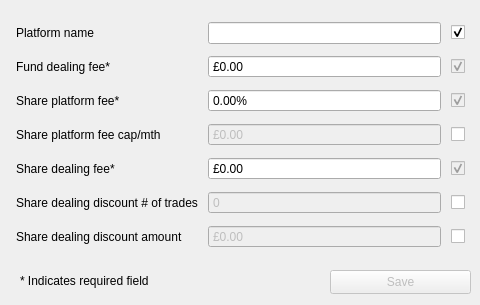
Old version of the form gui/platform_edit.ui in the repository RolandWH/SIPPCompare.
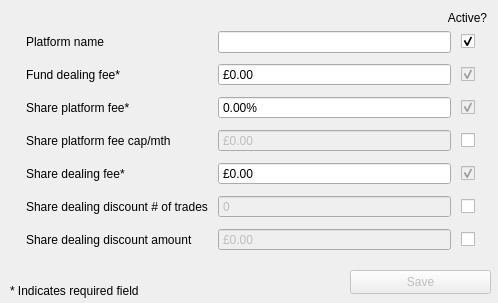
New version of the form.

Commit message: add label hint for checkboxes, fix tab order

```diff
--- a/gui/platform_edit.ui
+++ b/gui/platform_edit.ui
@@ -6,20 +6,20 @@
    <rect>
     <x>0</x>
     <y>0</y>
-    <width>480</width>
-    <height>305</height>
+    <width>498</width>
+    <height>303</height>
    </rect>
   </property>
   <property name="minimumSize">
    <size>
-    <width>480</width>
-    <height>305</height>
+    <width>498</width>
+    <height>303</height>
    </size>
   </property>
   <property name="maximumSize">
    <size>
-    <width>480</width>
-    <height>305</height>
+    <width>498</width>
+    <height>303</height>
    </size>
   </property>
   <property name="windowTitle">
@@ -28,10 +28,10 @@
   <widget class="QWidget" name="gridLayoutWidget">
    <property name="geometry">
     <rect>
-     <x>10</x>
-     <y>10</y>
+     <x>20</x>
+     <y>20</y>
      <width>461</width>
-     <height>251</height>
+     <height>243</height>
     </rect>
    </property>
    <layout class="QGridLayout" name="gridLayout">
@@ -53,79 +53,50 @@
     <property name="verticalSpacing">
      <number>5</number>
     </property>
-    <item row="8" column="0" colspan="2">
-     <widget class="QLabel" name="share_deal_reduce_amount_lab">
-      <property name="text">
-       <string>Share dealing discount amount</string>
-      </property>
-     </widget>
-    </item>
-    <item row="8" column="2">
-     <widget class="QDoubleSpinBox" name="share_deal_reduce_amount_box">
-      <property name="enabled">
-       <bool>false</bool>
-      </property>
-      <property name="buttonSymbols">
-       <enum>QAbstractSpinBox::ButtonSymbols::NoButtons</enum>
-      </property>
-      <property name="correctionMode">
-       <enum>QAbstractSpinBox::CorrectionMode::CorrectToNearestValue</enum>
-      </property>
-      <property name="prefix">
-       <string>£</string>
-      </property>
-     </widget>
-    </item>
-    <item row="4" column="2">
-     <widget class="QDoubleSpinBox" name="share_plat_max_fee_box">
-      <property name="enabled">
-       <bool>false</bool>
-      </property>
-      <property name="buttonSymbols">
-       <enum>QAbstractSpinBox::ButtonSymbols::NoButtons</enum>
-      </property>
-      <property name="correctionMode">
-       <enum>QAbstractSpinBox::CorrectionMode::CorrectToNearestValue</enum>
-      </property>
-      <property name="prefix">
-       <string>£</string>
-      </property>
-     </widget>
-    </item>
     <item row="0" column="3">
      <widget class="QCheckBox" name="plat_name_check">
-      <property name="text">
-       <string/>
-      </property>
       <property name="checked">
        <bool>true</bool>
       </property>
      </widget>
     </item>
-    <item row="0" column="0" colspan="2">
-     <widget class="QLabel" name="plat_name_lab">
-      <property name="text">
-       <string>Platform name</string>
-      </property>
-     </widget>
-    </item>
-    <item row="0" column="2">
-     <widget class="QLineEdit" name="plat_name_box"/>
-    </item>
-    <item row="3" column="3">
-     <widget class="QCheckBox" name="share_plat_fee_check">
+    <item row="6" column="3">
+     <widget class="QCheckBox" name="share_deal_fee_check">
       <property name="enabled">
        <bool>false</bool>
       </property>
-      <property name="text">
-       <string/>
-      </property>
       <property name="checked">
        <bool>true</bool>
       </property>
      </widget>
     </item>
     <item row="5" column="2">
+     <widget class="QDoubleSpinBox" name="share_plat_max_fee_box">
+      <property name="enabled">
+       <bool>false</bool>
+      </property>
+      <property name="buttonSymbols">
+       <enum>QAbstractSpinBox::ButtonSymbols::NoButtons</enum>
+      </property>
+      <property name="correctionMode">
+       <enum>QAbstractSpinBox::CorrectionMode::CorrectToNearestValue</enum>
+      </property>
+      <property name="prefix">
+       <string>£</string>
+      </property>
+     </widget>
+    </item>
+    <item row="2" column="3">
+     <widget class="QCheckBox" name="fund_deal_fee_check">
+      <property name="enabled">
+       <bool>false</bool>
+      </property>
+      <property name="checked">
+       <bool>true</bool>
+      </property>
+     </widget>
+    </item>
+    <item row="6" column="2">
      <widget class="QDoubleSpinBox" name="share_deal_fee_box">
       <property name="buttonSymbols">
        <enum>QAbstractSpinBox::ButtonSymbols::NoButtons</enum>
@@ -138,61 +109,44 @@
       </property>
      </widget>
     </item>
-    <item row="1" column="2">
-     <widget class="QDoubleSpinBox" name="fund_deal_fee_box">
-      <property name="buttonSymbols">
-       <enum>QAbstractSpinBox::ButtonSymbols::NoButtons</enum>
-      </property>
-      <property name="correctionMode">
-       <enum>QAbstractSpinBox::CorrectionMode::CorrectToNearestValue</enum>
-      </property>
-      <property name="prefix">
-       <string>£</string>
-      </property>
-     </widget>
-    </item>
-    <item row="1" column="0" colspan="2">
-     <widget class="QLabel" name="fund_deal_fee_lab">
+    <item row="8" column="0" colspan="2">
+     <widget class="QLabel" name="share_deal_reduce_trades_lab">
       <property name="text">
-       <string>Fund dealing fee*</string>
+       <string>Share dealing discount # of trades</string>
       </property>
      </widget>
     </item>
-    <item row="4" column="0" colspan="2">
+    <item row="9" column="3">
+     <widget class="QCheckBox" name="share_deal_reduce_amount_check"/>
+    </item>
+    <item row="5" column="0" colspan="2">
      <widget class="QLabel" name="share_plat_max_fee_lab">
       <property name="text">
        <string>Share platform fee cap/mth</string>
       </property>
      </widget>
     </item>
-    <item row="3" column="2">
-     <widget class="QDoubleSpinBox" name="share_plat_fee_box">
+    <item row="2" column="2">
+     <widget class="QDoubleSpinBox" name="fund_deal_fee_box">
       <property name="buttonSymbols">
        <enum>QAbstractSpinBox::ButtonSymbols::NoButtons</enum>
       </property>
       <property name="correctionMode">
        <enum>QAbstractSpinBox::CorrectionMode::CorrectToNearestValue</enum>
       </property>
-      <property name="suffix">
-       <string>%</string>
+      <property name="prefix">
+       <string>£</string>
       </property>
      </widget>
     </item>
-    <item row="7" column="3">
-     <widget class="QCheckBox" name="share_deal_reduce_trades_check">
-      <property name="text">
-       <string/>
-      </property>
-     </widget>
-    </item>
-    <item row="5" column="0" colspan="2">
+    <item row="6" column="0" colspan="2">
      <widget class="QLabel" name="share_deal_fee_lab">
       <property name="text">
        <string>Share dealing fee*</string>
       </property>
      </widget>
     </item>
-    <item row="7" column="2">
+    <item row="8" column="2">
      <widget class="QSpinBox" name="share_deal_reduce_trades_box">
       <property name="enabled">
        <bool>false</bool>
@@ -205,57 +159,79 @@
       </property>
      </widget>
     </item>
-    <item row="7" column="0" colspan="2">
-     <widget class="QLabel" name="share_deal_reduce_trades_lab">
-      <property name="text">
-       <string>Share dealing discount # of trades</string>
-      </property>
-     </widget>
-    </item>
     <item row="8" column="3">
-     <widget class="QCheckBox" name="share_deal_reduce_amount_check">
+     <widget class="QCheckBox" name="share_deal_reduce_trades_check"/>
+    </item>
+    <item row="4" column="3">
+     <widget class="QCheckBox" name="share_plat_fee_check">
+      <property name="enabled">
+       <bool>false</bool>
+      </property>
+      <property name="checked">
+       <bool>true</bool>
+      </property>
+     </widget>
+    </item>
+    <item row="2" column="0" colspan="2">
+     <widget class="QLabel" name="fund_deal_fee_lab">
       <property name="text">
-       <string/>
+       <string>Fund dealing fee*</string>
       </property>
      </widget>
     </item>
     <item row="5" column="3">
-     <widget class="QCheckBox" name="share_deal_fee_check">
-      <property name="enabled">
-       <bool>false</bool>
-      </property>
+     <widget class="QCheckBox" name="share_plat_max_fee_check"/>
+    </item>
+    <item row="0" column="2">
+     <widget class="QLineEdit" name="plat_name_box"/>
+    </item>
+    <item row="9" column="0" colspan="2">
+     <widget class="QLabel" name="share_deal_reduce_amount_lab">
       <property name="text">
-       <string/>
-      </property>
-      <property name="checked">
-       <bool>true</bool>
+       <string>Share dealing discount amount</string>
       </property>
      </widget>
     </item>
-    <item row="3" column="0" colspan="2">
+    <item row="4" column="0" colspan="2">
      <widget class="QLabel" name="share_plat_fee_lab">
       <property name="text">
        <string>Share platform fee*</string>
       </property>
      </widget>
     </item>
-    <item row="1" column="3">
-     <widget class="QCheckBox" name="fund_deal_fee_check">
+    <item row="4" column="2">
+     <widget class="QDoubleSpinBox" name="share_plat_fee_box">
+      <property name="buttonSymbols">
+       <enum>QAbstractSpinBox::ButtonSymbols::NoButtons</enum>
+      </property>
+      <property name="correctionMode">
+       <enum>QAbstractSpinBox::CorrectionMode::CorrectToNearestValue</enum>
+      </property>
+      <property name="suffix">
+       <string>%</string>
+      </property>
+     </widget>
+    </item>
+    <item row="0" column="0" colspan="2">
+     <widget class="QLabel" name="plat_name_lab">
+      <property name="text">
+       <string>Platform name</string>
+      </property>
+     </widget>
+    </item>
+    <item row="9" column="2">
+     <widget class="QDoubleSpinBox" name="share_deal_reduce_amount_box">
       <property name="enabled">
        <bool>false</bool>
       </property>
-      <property name="text">
-       <string/>
+      <property name="buttonSymbols">
+       <enum>QAbstractSpinBox::ButtonSymbols::NoButtons</enum>
       </property>
-      <property name="checked">
-       <bool>true</bool>
+      <property name="correctionMode">
+       <enum>QAbstractSpinBox::CorrectionMode::CorrectToNearestValue</enum>
       </property>
-     </widget>
-    </item>
-    <item row="4" column="3">
-     <widget class="QCheckBox" name="share_plat_max_fee_check">
-      <property name="text">
-       <string/>
+      <property name="prefix">
+       <string>£</string>
       </property>
      </widget>
     </item>
@@ -267,7 +243,7 @@
    </property>
    <property name="geometry">
     <rect>
-     <x>330</x>
+     <x>350</x>
      <y>270</y>
      <width>141</width>
      <height>24</height>
@@ -280,8 +256,8 @@
   <widget class="QLabel" name="label">
    <property name="geometry">
     <rect>
-     <x>20</x>
-     <y>270</y>
+     <x>10</x>
+     <y>280</y>
      <width>191</width>
      <height>21</height>
     </rect>
@@ -290,6 +266,22 @@
     <string>* Indicates required field</string>
    </property>
   </widget>
+  <widget class="QLabel" name="active_lab">
+   <property name="geometry">
+    <rect>
+     <x>437</x>
+     <y>10</y>
+     <width>61</width>
+     <height>16</height>
+    </rect>
+   </property>
+   <property name="text">
+    <string>Active?</string>
+   </property>
+   <property name="alignment">
+    <set>Qt::AlignmentFlag::AlignCenter</set>
+   </property>
+  </widget>
  </widget>
  <tabstops>
   <tabstop>plat_name_box</tabstop>
```
Left out of the diff: 2 changed lines with no effect on the pictures.
